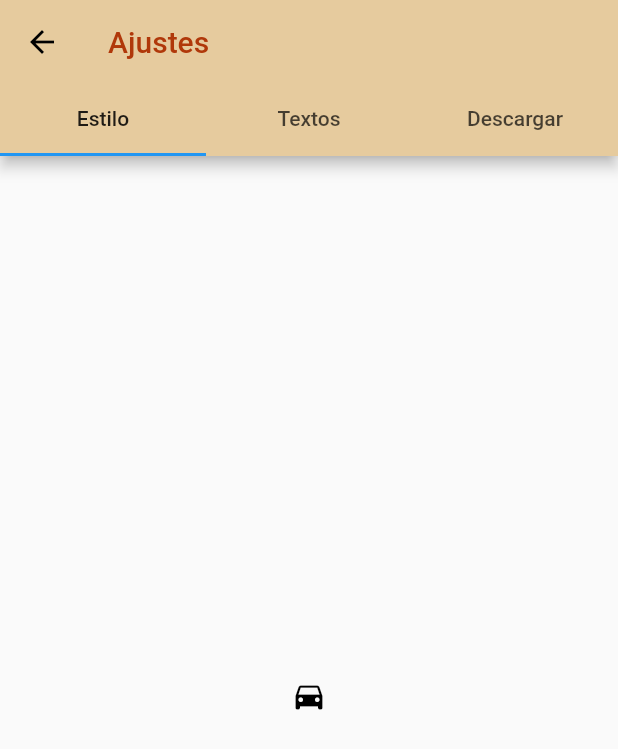
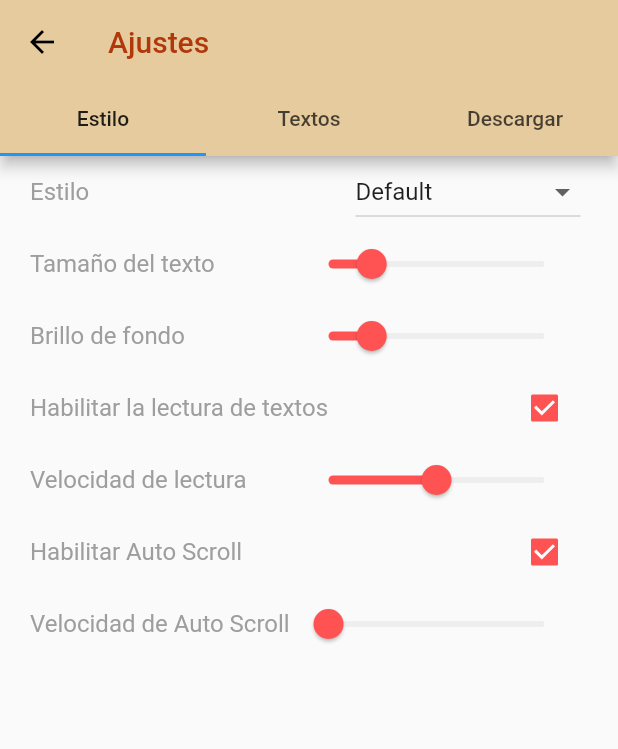
Before and after one commit to amauryperalta28/IBreviary-clone, a Flutter app: the SettingsPage screen opened by its route, on a phone screen of 412 x 824 dp. Shown: the top 749 px of the screen. Run offline on Flutter 3.47's test engine with Material 2 defaults, Android fonts, the phone set to English and light mode, and no system bars; our stand-ins replace badges.

Commit message:
Added settingsTab design

```diff
--- a/ibreviary_clone/lib/src/pages/settings_page.dart
+++ b/ibreviary_clone/lib/src/pages/settings_page.dart
@@ -1,12 +1,16 @@
 import 'package:flutter/material.dart';
 
 class SettingsPage extends StatelessWidget {
-  final _textTheme = TextTheme(headline6: TextStyle(color: Color(0xFFb0380a), fontSize: 20.0, fontWeight: FontWeight.w500));
+  final _textTheme = TextTheme(
+      headline6: TextStyle(
+          color: Color(0xFFb0380a),
+          fontSize: 20.0,
+          fontWeight: FontWeight.w500));
+
   static const routeName = '/settings';
 
   @override
   Widget build(BuildContext context) {
-
     return DefaultTabController(
       length: 3,
       child: Scaffold(
@@ -24,7 +28,7 @@ class SettingsPage extends StatelessWidget {
         ),
         body: TabBarView(
           children: [
-              Icon(Icons.directions_car),
+            StyleSettings(),
             Icon(Icons.directions_transit),
             Icon(Icons.directions_bike),
           ],
@@ -32,5 +36,138 @@ class SettingsPage extends StatelessWidget {
       ),
     );
   }
+}
 
+class StyleSettings extends StatefulWidget {
+  @override
+  State<StatefulWidget> createState() {
+    return _StyleSettingsState();
   }
+}
+
+class _StyleSettingsState extends State<StyleSettings> {
+  String dropDownValue = 'Default';
+  double textSize = 2.0;
+  double brightness = 2.0;
+  double readingSpeed = 5.0;
+  double autoscrollSpeed = 0.0;
+  bool enableTextReading = false;
+  bool checkbox = true;
+
+  @override
+  Widget build(BuildContext context) {
+    return Form(
+      child: Column(
+        mainAxisAlignment: MainAxisAlignment.start,
+        crossAxisAlignment: CrossAxisAlignment.start,
+        children: <Widget>[
+          getStyleDropdown(),
+          getSlider('Tamaño del texto', textSize, (value) {
+            setState(() => textSize = value);
+          }),
+          getSlider('Brillo de fondo', brightness, (value) {
+            setState(() => brightness = value);
+          }),
+          getCheckBox('Habilitar la lectura de textos'),
+          getSlider('Velocidad de lectura', readingSpeed, (value) {
+            setState(() => readingSpeed = value);
+          }),
+          getCheckBox('Habilitar Auto Scroll'),
+          getSlider('Velocidad de Auto Scroll', autoscrollSpeed, (value) {
+            setState(() => autoscrollSpeed = value);
+          }),
+        ],
+      ),
+    );
+  }
+
+  Widget getStyleDropdown() {
+    return Container(
+      margin: EdgeInsets.only(left: 20.0, right: 25.0),
+      child: Row(
+        mainAxisAlignment: MainAxisAlignment.spaceBetween,
+        children: <Widget>[
+          Text(
+            'Estilo',
+            style: TextStyle(fontSize: 16.0, color: Colors.grey),
+          ),
+          Container(
+            width: 150.0,
+            child: DropdownButton<String>(
+              isExpanded: true,
+              value: dropDownValue,
+              icon: Icon(
+                Icons.arrow_drop_down,
+              ),
+              iconSize: 24,
+              elevation: 16,
+              onChanged: (String newValue) {
+                setState(() {
+                  dropDownValue = newValue;
+                });
+              },
+              items: getDropDownOptions(),
+            ),
+          ),
+        ],
+      ),
+    );
+  }
+
+  getDropDownOptions() {
+    return <String>['Default', 'Old', 'Night', 'Accesible']
+        .map<DropdownMenuItem<String>>((String value) {
+      return DropdownMenuItem<String>(
+        value: value,
+        child: Text(
+          value,
+        ),
+      );
+    }).toList();
+  }
+
+  getSlider(String labelName, double sliderValue, Function(double) onChanged) {
+    return Container(
+      margin: EdgeInsets.only(left: 20.0, right: 25.0),
+      child: Row(
+        mainAxisAlignment: MainAxisAlignment.spaceBetween,
+        children: <Widget>[
+          Text(
+            labelName,
+            style: TextStyle(fontSize: 16.0, color: Colors.grey),
+          ),
+          Slider(
+            activeColor: Colors.redAccent,
+            inactiveColor: Colors.grey[200],
+            value: sliderValue,
+            min: 0.0,
+            max: 10.0,
+            onChanged: onChanged,
+          ),
+        ],
+      ),
+    );
+  }
+
+  getCheckBox(String labelName) {
+    return Container(
+      margin: EdgeInsets.only(left: 20.0, right: 25.0),
+      child: Row(
+        mainAxisAlignment: MainAxisAlignment.spaceBetween,
+        children: <Widget>[
+          Text(
+            labelName,
+            style: TextStyle(fontSize: 16.0, color: Colors.grey),
+          ),
+          Checkbox(
+            activeColor: Colors.redAccent,
+            value: checkbox,
+            onChanged: (value) {
+              setState(() => checkbox = value);
+            },
+          ),
+        ],
+      ),
+    );
+  }
+}
```
Lines whose indentation alone changed are shown as unchanged.
